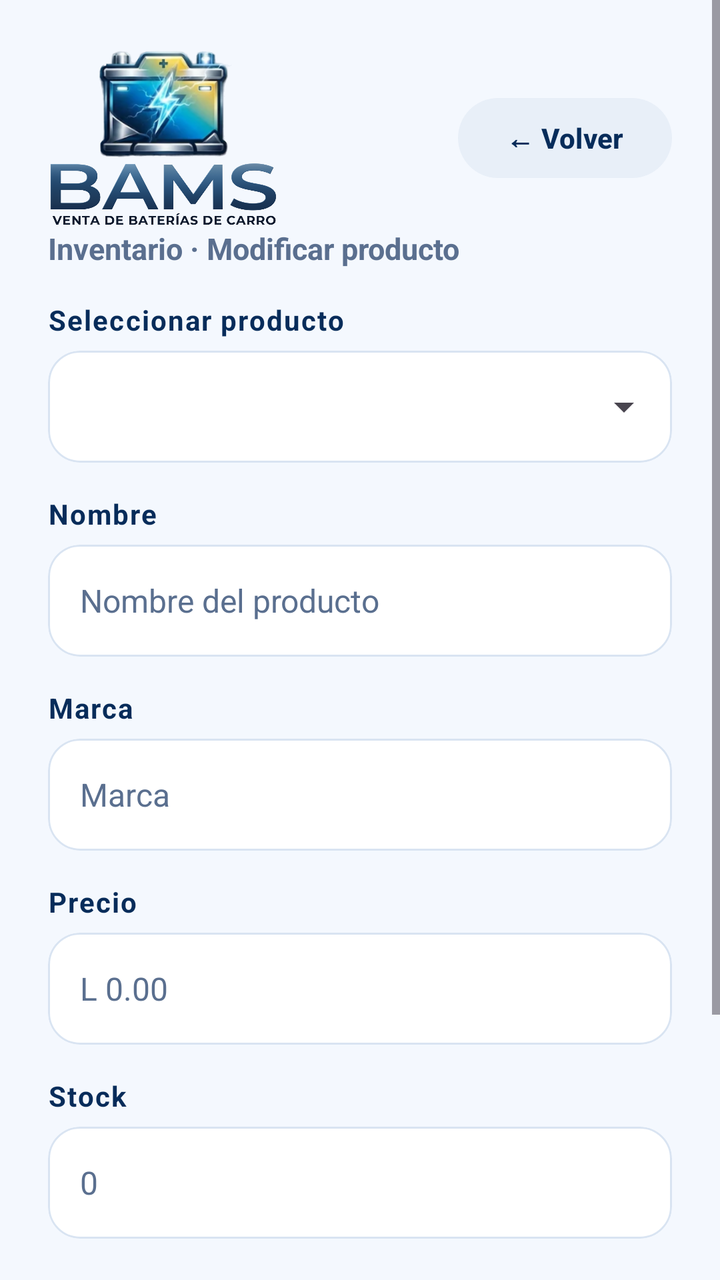
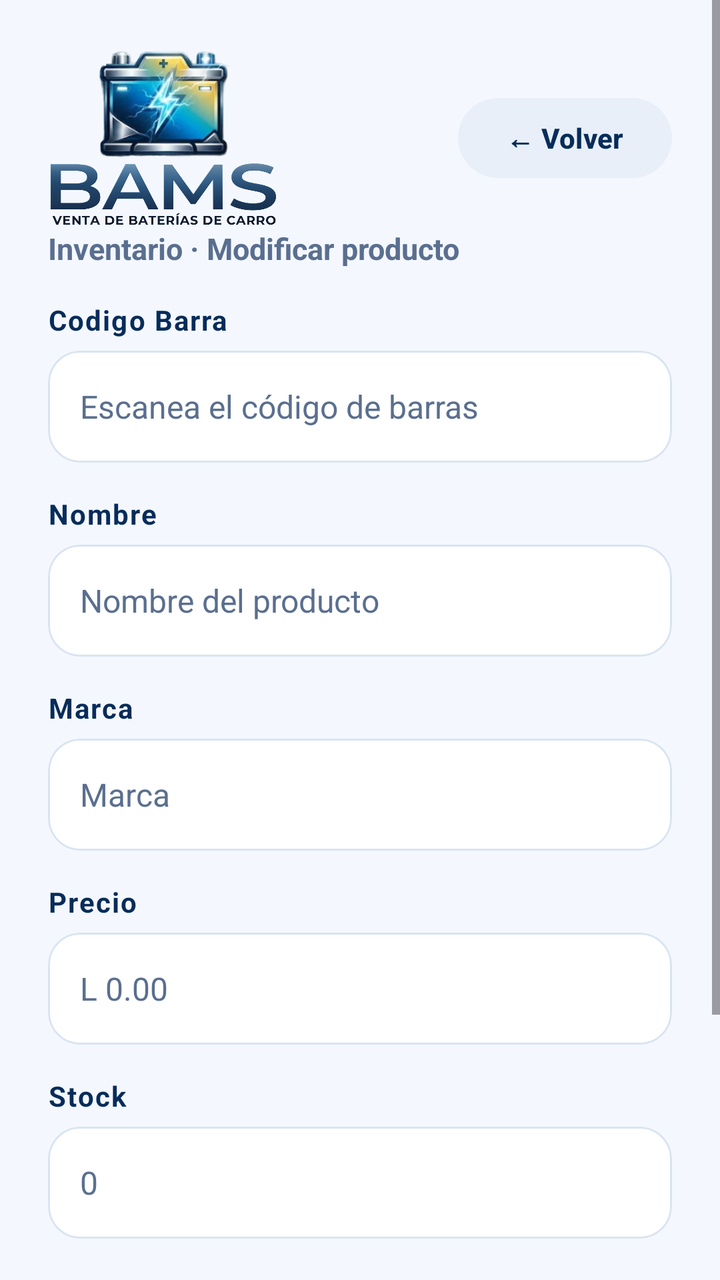

Two renders of the same Android screen: before a commit and after it. Below are the layout's source before the change and the commit's diff.
<!-- AndroidManifest.xml: application theme Theme.BAMS -->
<!-- res/layout/activity_modificar_producto.xml -->
<?xml version="1.0" encoding="utf-8"?>
<ScrollView xmlns:android="http://schemas.android.com/apk/res/android"
    xmlns:app="http://schemas.android.com/apk/res-auto"
    android:layout_width="match_parent"
    android:layout_height="match_parent"
    android:background="#F4F8FE"
    android:fillViewport="true">

    <LinearLayout
        android:layout_width="match_parent"
        android:layout_height="wrap_content"
        android:orientation="vertical"
        android:padding="24dp">

        <LinearLayout
            android:layout_width="match_parent"
            android:layout_height="wrap_content"
            android:gravity="center_vertical"
            android:orientation="horizontal">

            <ImageView
                android:layout_width="120dp"
                android:layout_height="90dp"
                android:contentDescription="BAMS"
                android:scaleType="fitStart"
                app:srcCompat="@mipmap/logo" />

            <View
                android:layout_width="0dp"
                android:layout_height="1dp"
                android:layout_weight="1" />

            <com.google.android.material.button.MaterialButton
                android:id="@+id/btnVolver"
                android:layout_width="wrap_content"
                android:layout_height="48dp"
                android:text="← Volver"
                android:textAllCaps="false"
                android:textColor="#072C5A"
                android:textStyle="bold"
                app:backgroundTint="#E8EFF8"
                app:cornerRadius="24dp" />
        </LinearLayout>

        <TextView
            android:layout_width="wrap_content"
            android:layout_height="wrap_content"
            android:text="Inventario · Modificar producto"
            android:textColor="#5A6F8F"
            android:textSize="15sp"
            android:textStyle="bold" />

        <TextView
            android:layout_width="match_parent"
            android:layout_height="wrap_content"
            android:layout_marginTop="16dp"
            android:letterSpacing="0.05"
            android:text="Seleccionar producto"
            android:textColor="#072C5A"
            android:textSize="14sp"
            android:textStyle="bold" />

        <com.google.android.material.card.MaterialCardView
            android:layout_width="match_parent"
            android:layout_height="56dp"
            android:layout_marginTop="6dp"
            app:cardBackgroundColor="#FFFFFF"
            app:cardCornerRadius="16dp"
            app:cardElevation="0dp"
            app:strokeColor="#D9E4F2"
            app:strokeWidth="1dp">

            <Spinner
                android:id="@+id/spProducto"
                android:layout_width="match_parent"
                android:layout_height="match_parent"
                android:paddingStart="12dp"
                android:paddingEnd="12dp" />
        </com.google.android.material.card.MaterialCardView>

        <TextView
            android:layout_width="match_parent"
            android:layout_height="wrap_content"
            android:layout_marginTop="16dp"
            android:letterSpacing="0.05"
            android:text="Nombre"
            android:textColor="#072C5A"
            android:textSize="14sp"
            android:textStyle="bold" />

        <com.google.android.material.card.MaterialCardView
            android:layout_width="match_parent"
            android:layout_height="56dp"
            android:layout_marginTop="6dp"
            app:cardBackgroundColor="#FFFFFF"
            app:cardCornerRadius="16dp"
            app:cardElevation="0dp"
            app:strokeColor="#D9E4F2"
            app:strokeWidth="1dp">

            <EditText
                android:id="@+id/etNombre"
                android:layout_width="match_parent"
                android:layout_height="match_parent"
                android:background="@null"
                android:hint="Nombre del producto"
                android:inputType="textCapWords"
                android:paddingStart="16dp"
                android:paddingEnd="16dp"
                android:textColor="#072C5A"
                android:textColorHint="#5A6F8F"
                android:textSize="16sp" />
        </com.google.android.material.card.MaterialCardView>

        <TextView
            android:layout_width="match_parent"
            android:layout_height="wrap_content"
            android:layout_marginTop="16dp"
            android:letterSpacing="0.05"
            android:text="Marca"
            android:textColor="#072C5A"
            android:textSize="14sp"
            android:textStyle="bold" />

        <com.google.android.material.card.MaterialCardView
            android:layout_width="match_parent"
            android:layout_height="56dp"
            android:layout_marginTop="6dp"
            app:cardBackgroundColor="#FFFFFF"
            app:cardCornerRadius="16dp"
            app:cardElevation="0dp"
            app:strokeColor="#D9E4F2"
            app:strokeWidth="1dp">

            <EditText
                android:id="@+id/etMarca"
                android:layout_width="match_parent"
                android:layout_height="match_parent"
                android:background="@null"
                android:hint="Marca"
                android:inputType="textCapWords"
                android:paddingStart="16dp"
                android:paddingEnd="16dp"
                android:textColor="#072C5A"
                android:textColorHint="#5A6F8F"
                android:textSize="16sp" />
        </com.google.android.material.card.MaterialCardView>

        <TextView
            android:layout_width="match_parent"
            android:layout_height="wrap_content"
            android:layout_marginTop="16dp"
            android:letterSpacing="0.05"
            android:text="Precio"
            android:textColor="#072C5A"
            android:textSize="14sp"
            android:textStyle="bold" />

        <com.google.android.material.card.MaterialCardView
            android:layout_width="match_parent"
            android:layout_height="56dp"
            android:layout_marginTop="6dp"
            app:cardBackgroundColor="#FFFFFF"
            app:cardCornerRadius="16dp"
            app:cardElevation="0dp"
            app:strokeColor="#D9E4F2"
            app:strokeWidth="1dp">

            <EditText
                android:id="@+id/etPrecio"
                android:layout_width="match_parent"
                android:layout_height="match_parent"
                android:background="@null"
                android:hint="L 0.00"
                android:inputType="numberDecimal"
                android:paddingStart="16dp"
                android:paddingEnd="16dp"
                android:textColor="#072C5A"
                android:textColorHint="#5A6F8F"
                android:textSize="16sp" />
        </com.google.android.material.card.MaterialCardView>

        <TextView
            android:layout_width="match_parent"
            android:layout_height="wrap_content"
            android:layout_marginTop="16dp"
            android:letterSpacing="0.05"
            android:text="Stock"
            android:textColor="#072C5A"
            android:textSize="14sp"
            android:textStyle="bold" />

        <com.google.android.material.card.MaterialCardView
            android:layout_width="match_parent"
            android:layout_height="56dp"
            android:layout_marginTop="6dp"
            app:cardBackgroundColor="#FFFFFF"
            app:cardCornerRadius="16dp"
            app:cardElevation="0dp"
            app:strokeColor="#D9E4F2"
            app:strokeWidth="1dp">

            <EditText
                android:id="@+id/etStock"
                android:layout_width="match_parent"
                android:layout_height="match_parent"
                android:background="@null"
                android:hint="0"
                android:inputType="number"
                android:paddingStart="16dp"
                android:paddingEnd="16dp"
                android:textColor="#072C5A"
                android:textColorHint="#5A6F8F"
                android:textSize="16sp" />
        </com.google.android.material.card.MaterialCardView>

        <com.google.android.material.button.MaterialButton
            android:id="@+id/btnGuardarCambios"
            android:layout_width="match_parent"
            android:layout_height="64dp"
            android:layout_marginTop="24dp"
            android:letterSpacing="0.08"
            android:text="Guardar cambios"
            android:textAllCaps="false"
            android:textColor="#FFFFFF"
            android:textSize="16sp"
            android:textStyle="bold"
            app:backgroundTint="#00A8E8"
            app:cornerRadius="28dp" />

        <com.google.android.material.button.MaterialButton
            android:id="@+id/btnCancelar"
            android:layout_width="match_parent"
            android:layout_height="64dp"
            android:layout_marginTop="12dp"
            android:letterSpacing="0.08"
            android:text="Cancelar"
            android:textAllCaps="false"
            android:textColor="#FFFFFF"
            android:textSize="16sp"
            android:textStyle="bold"
            app:backgroundTint="#072C5A"
            app:cornerRadius="28dp" />
    </LinearLayout>
</ScrollView>
<!-- resources referenced by this layout -->
<resources>
  <!-- mipmap logo: png bitmap (mipmap-hdpi, 496674 bytes) -->
  <style name="Theme.BAMS" parent="Base.Theme.BAMS" />
  <style name="Base.Theme.BAMS" parent="Theme.Material3.DayNight.NoActionBar">
          
          
      </style>
</resources>

<!-- the commit's change to res/layout/activity_modificar_producto.xml (unified diff, before → after) -->
@@ -50,33 +50,44 @@
             android:textSize="15sp"
             android:textStyle="bold" />
 
-        <TextView
-            android:layout_width="match_parent"
-            android:layout_height="wrap_content"
-            android:layout_marginTop="16dp"
-            android:letterSpacing="0.05"
-            android:text="Seleccionar producto"
-            android:textColor="#072C5A"
-            android:textSize="14sp"
-            android:textStyle="bold" />
-
-        <com.google.android.material.card.MaterialCardView
-            android:layout_width="match_parent"
-            android:layout_height="56dp"
-            android:layout_marginTop="6dp"
-            app:cardBackgroundColor="#FFFFFF"
-            app:cardCornerRadius="16dp"
-            app:cardElevation="0dp"
-            app:strokeColor="#D9E4F2"
-            app:strokeWidth="1dp">
-
-            <Spinner
-                android:id="@+id/spProducto"
-                android:layout_width="match_parent"
-                android:layout_height="match_parent"
-                android:paddingStart="12dp"
-                android:paddingEnd="12dp" />
-        </com.google.android.material.card.MaterialCardView>
+
+        <TextView
+            android:layout_width="match_parent"
+            android:layout_height="wrap_content"
+            android:layout_marginTop="16dp"
+            android:letterSpacing="0.05"
+            android:text="Codigo Barra"
+            android:textColor="#072C5A"
+            android:textSize="14sp"
+            android:textStyle="bold" />
+
+        <com.google.android.material.card.MaterialCardView
+            android:id="@+id/txtCodigoBarra"
+            android:layout_width="match_parent"
+            android:layout_height="56dp"
+            android:layout_marginTop="6dp"
+            app:cardBackgroundColor="#FFFFFF"
+            app:cardCornerRadius="16dp"
+            app:cardElevation="0dp"
+            app:strokeColor="#D9E4F2"
+            app:strokeWidth="1dp">
+
+            <EditText
+                android:id="@+id/txtCodigoBarra"
+                android:layout_width="match_parent"
+                android:layout_height="match_parent"
+                android:background="@null"
+                android:hint="Escanea el código de barras"
+                android:imeOptions="actionDone"
+                android:inputType="text"
+                android:maxLines="1"
+                android:paddingStart="16dp"
+                android:paddingEnd="16dp"
+                android:textColor="#072C5A"
+                android:textColorHint="#5A6F8F"
+                android:textSize="16sp" />
+        </com.google.android.material.card.MaterialCardView>
+
 
         <TextView
             android:layout_width="match_parent"
@@ -89,17 +100,18 @@
             android:textStyle="bold" />
 
         <com.google.android.material.card.MaterialCardView
-            android:layout_width="match_parent"
-            android:layout_height="56dp"
-            android:layout_marginTop="6dp"
-            app:cardBackgroundColor="#FFFFFF"
-            app:cardCornerRadius="16dp"
-            app:cardElevation="0dp"
-            app:strokeColor="#D9E4F2"
-            app:strokeWidth="1dp">
-
-            <EditText
-                android:id="@+id/etNombre"
+            android:id="@+id/txtNombre"
+            android:layout_width="match_parent"
+            android:layout_height="56dp"
+            android:layout_marginTop="6dp"
+            app:cardBackgroundColor="#FFFFFF"
+            app:cardCornerRadius="16dp"
+            app:cardElevation="0dp"
+            app:strokeColor="#D9E4F2"
+            app:strokeWidth="1dp">
+
+            <EditText
+                android:id="@+id/txtNombre"
                 android:layout_width="match_parent"
                 android:layout_height="match_parent"
                 android:background="@null"
@@ -112,6 +124,7 @@
                 android:textSize="16sp" />
         </com.google.android.material.card.MaterialCardView>
 
+
         <TextView
             android:layout_width="match_parent"
             android:layout_height="wrap_content"
@@ -123,17 +136,18 @@
             android:textStyle="bold" />
 
         <com.google.android.material.card.MaterialCardView
-            android:layout_width="match_parent"
-            android:layout_height="56dp"
-            android:layout_marginTop="6dp"
-            app:cardBackgroundColor="#FFFFFF"
-            app:cardCornerRadius="16dp"
-            app:cardElevation="0dp"
-            app:strokeColor="#D9E4F2"
-            app:strokeWidth="1dp">
-
-            <EditText
-                android:id="@+id/etMarca"
+            android:id="@+id/txtMarca"
+            android:layout_width="match_parent"
+            android:layout_height="56dp"
+            android:layout_marginTop="6dp"
+            app:cardBackgroundColor="#FFFFFF"
+            app:cardCornerRadius="16dp"
+            app:cardElevation="0dp"
+            app:strokeColor="#D9E4F2"
+            app:strokeWidth="1dp">
+
+            <EditText
+                android:id="@+id/txtDesc"
                 android:layout_width="match_parent"
                 android:layout_height="match_parent"
                 android:background="@null"
@@ -146,6 +160,7 @@
                 android:textSize="16sp" />
         </com.google.android.material.card.MaterialCardView>
 
+
         <TextView
             android:layout_width="match_parent"
             android:layout_height="wrap_content"
@@ -157,17 +172,18 @@
             android:textStyle="bold" />
 
         <com.google.android.material.card.MaterialCardView
-            android:layout_width="match_parent"
-            android:layout_height="56dp"
-            android:layout_marginTop="6dp"
-            app:cardBackgroundColor="#FFFFFF"
-            app:cardCornerRadius="16dp"
-            app:cardElevation="0dp"
-            app:strokeColor="#D9E4F2"
-            app:strokeWidth="1dp">
-
-            <EditText
-                android:id="@+id/etPrecio"
+            android:id="@+id/txtPrecio"
+            android:layout_width="match_parent"
+            android:layout_height="56dp"
+            android:layout_marginTop="6dp"
+            app:cardBackgroundColor="#FFFFFF"
+            app:cardCornerRadius="16dp"
+            app:cardElevation="0dp"
+            app:strokeColor="#D9E4F2"
+            app:strokeWidth="1dp">
+
+            <EditText
+                android:id="@+id/txtprecio"
                 android:layout_width="match_parent"
                 android:layout_height="match_parent"
                 android:background="@null"
@@ -180,6 +196,7 @@
                 android:textSize="16sp" />
         </com.google.android.material.card.MaterialCardView>
 
+
         <TextView
             android:layout_width="match_parent"
             android:layout_height="wrap_content"
@@ -191,17 +208,18 @@
             android:textStyle="bold" />
 
         <com.google.android.material.card.MaterialCardView
-            android:layout_width="match_parent"
-            android:layout_height="56dp"
-            android:layout_marginTop="6dp"
-            app:cardBackgroundColor="#FFFFFF"
-            app:cardCornerRadius="16dp"
-            app:cardElevation="0dp"
-            app:strokeColor="#D9E4F2"
-            app:strokeWidth="1dp">
-
-            <EditText
-                android:id="@+id/etStock"
+            android:id="@+id/txtStock"
+            android:layout_width="match_parent"
+            android:layout_height="56dp"
+            android:layout_marginTop="6dp"
+            app:cardBackgroundColor="#FFFFFF"
+            app:cardCornerRadius="16dp"
+            app:cardElevation="0dp"
+            app:strokeColor="#D9E4F2"
+            app:strokeWidth="1dp">
+
+            <EditText
+                android:id="@+id/txtstock"
                 android:layout_width="match_parent"
                 android:layout_height="match_parent"
                 android:background="@null"
@@ -213,6 +231,7 @@
                 android:textColorHint="#5A6F8F"
                 android:textSize="16sp" />
         </com.google.android.material.card.MaterialCardView>
+
 
         <com.google.android.material.button.MaterialButton
             android:id="@+id/btnGuardarCambios"
